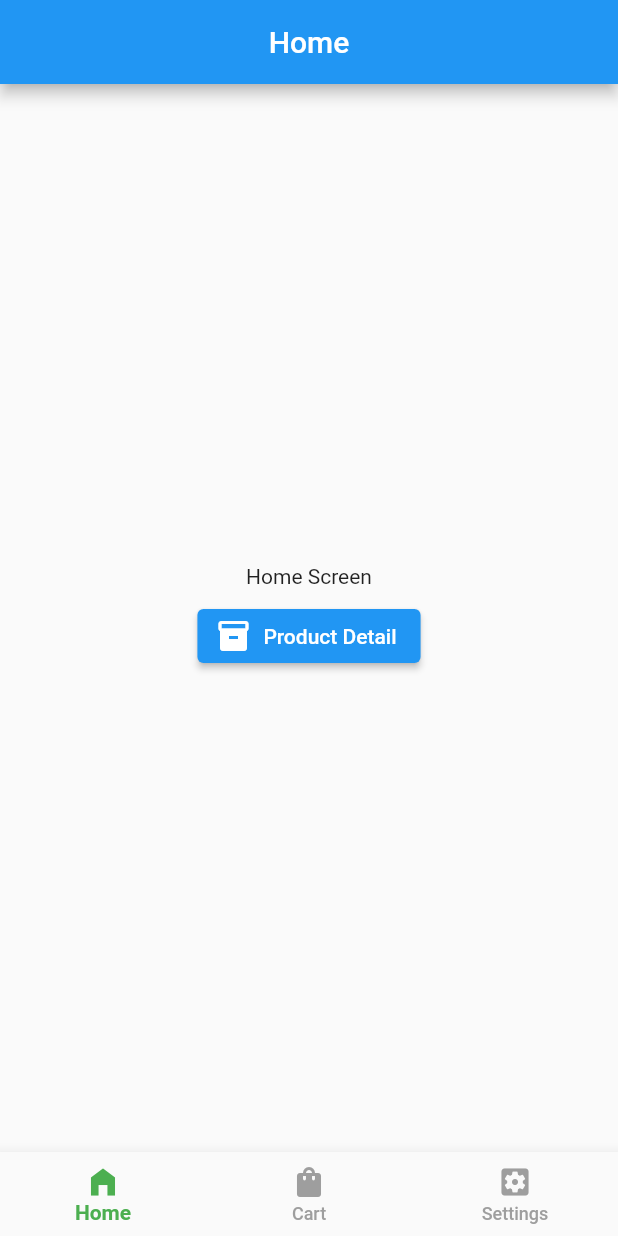
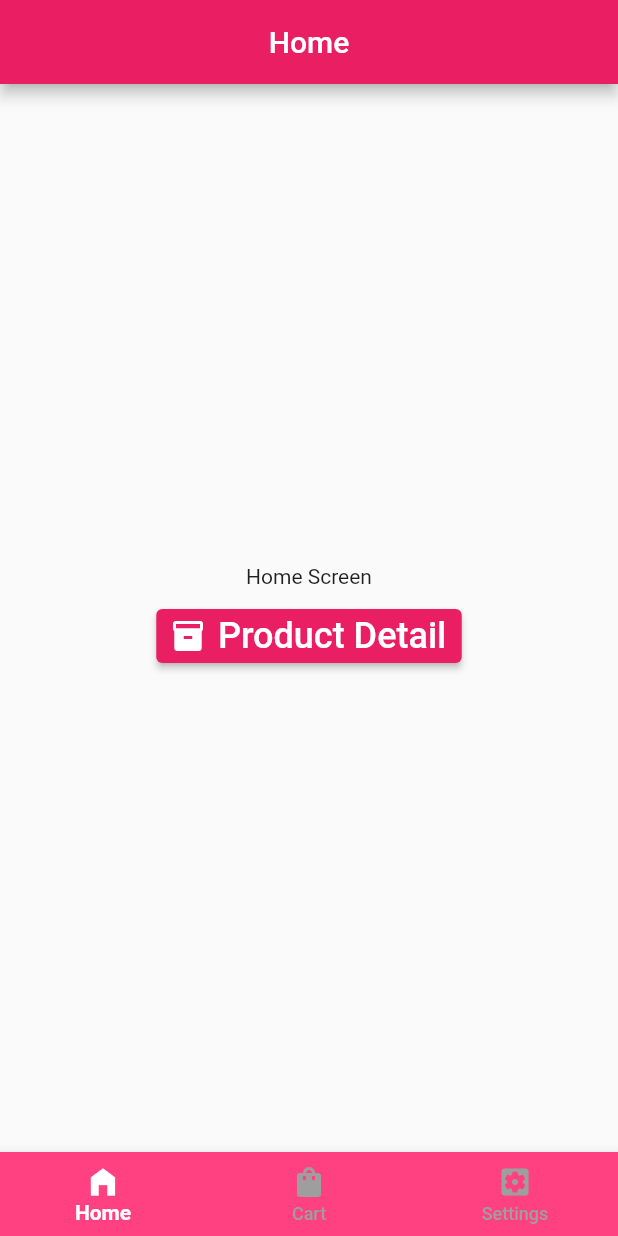
Before and after one commit to Daddy2054/ecomm_app, a Flutter app: the screen it shows after launch, after a tap on "Login", on a phone screen of 412 x 824 dp. Run offline on Flutter 3.47's test engine with Material 2 defaults, Android fonts, the phone set to English and light mode, and no system bars; our stand-ins replace connectivity_plus, dio, flutter_riverpod, flutter_secure_storage, freezed_annotation, go_router and 3 more; missing offline and left inert: dio_http_formatter, flutter_screen_lock; accounts and stored records are empty; generated files the repository leaves out were written again.

```diff
--- /dev/null
+++ b/lib/core/theme/app_theme.dart
@@ -0,0 +1,67 @@
+import 'package:ecomm_app/core/theme/theme_const.dart';
+import 'package:flutter/material.dart';
+
+mixin AppThemeMixin {
+  final lightTheme = ThemeData(
+    primarySwatch: Colors.pink,
+    brightness: Brightness.light,
+    bottomNavigationBarTheme: const BottomNavigationBarThemeData(
+      backgroundColor: Colors.pinkAccent,
+      selectedItemColor: Colors.white,
+      unselectedItemColor: Colors.grey,
+      showUnselectedLabels: true,
+      selectedLabelStyle: TextStyle(
+        color: Colors.white,
+        fontSize: 14,
+        fontWeight: FontWeight.w700,
+      ),
+      unselectedLabelStyle: TextStyle(
+        color: Colors.grey,
+        fontSize: 12,
+        fontWeight: FontWeight.w500,
+      ),
+    ),
+    textTheme: ThemeData.light().textTheme.copyWith(
+          labelLarge: const TextStyle(
+            fontSize: 24,
+            color: Colors.black,
+          ),
+        ),
+  );
+
+  final darkTheme = ThemeData(
+    colorScheme: const ColorScheme.dark().copyWith(
+      primary: Colors.amber,
+    ),
+    brightness: Brightness.dark,
+    bottomNavigationBarTheme: const BottomNavigationBarThemeData(
+      backgroundColor: Colors.black38,
+      selectedItemColor: Colors.white,
+      unselectedItemColor: Colors.grey,
+      showUnselectedLabels: true,
+      selectedLabelStyle: TextStyle(
+        color: Colors.white,
+        fontSize: 14,
+        fontWeight: FontWeight.w700,
+      ),
+      unselectedLabelStyle: TextStyle(
+        color: Colors.grey,
+        fontSize: 12,
+        fontWeight: FontWeight.w500,
+      ),
+    ),
+  );
+
+  ThemeMode currentTheme(String? theme) {
+    switch (theme) {
+      case null:
+        return ThemeMode.light;
+      case kLight:
+        return ThemeMode.light;
+      case kDark:
+        return ThemeMode.dark;
+      default:
+        return ThemeMode.system;
+    }
+  }
+}
--- /dev/null
+++ b/lib/core/theme/theme_const.dart
@@ -0,0 +1,3 @@
+const String kDark = 'dark';
+
+const String kLight = 'light';
--- a/lib/features/dashboard/presentation/ui/widget/bottom_navigation_widget.dart
+++ b/lib/features/dashboard/presentation/ui/widget/bottom_navigation_widget.dart
@@ -22,19 +22,7 @@ class _BottomNavigationWidgetState
     return BottomNavigationBar(
       currentIndex: index,
       onTap: (value) => _onItemTapped(value, ),
-      selectedItemColor: Colors.green,
-      unselectedItemColor: Colors.grey,
-      showUnselectedLabels: true,
-      selectedLabelStyle: const TextStyle(
-        color: Colors.green,
-        fontSize: 14,
-        fontWeight: FontWeight.w700,
-      ),
-      unselectedLabelStyle: const TextStyle(
-        color: Colors.grey,
-        fontSize: 12,
-        fontWeight: FontWeight.w500,
-      ),
+
       items: const [
         BottomNavigationBarItem(
           activeIcon: Icon(
--- a/lib/main_widget.dart
+++ b/lib/main_widget.dart
@@ -5,6 +5,8 @@ import 'package:ecomm_app/core/providers/app_background_state_provider.dart';
 import 'package:ecomm_app/core/providers/internet_connection_observer.dart';
 import 'package:ecomm_app/core/remote/network_service.dart';
 import 'package:ecomm_app/core/route/go_router_provider.dart';
+import 'package:ecomm_app/core/theme/app_theme.dart';
+import 'package:ecomm_app/core/theme/theme_const.dart';
 import 'package:ecomm_app/i18n/i18n.dart';
 import 'package:flutter/material.dart';
 /// auto generated after you run `flutter pub get`
@@ -19,7 +21,7 @@ class MainWidget extends ConsumerStatefulWidget {
   ConsumerState<MainWidget> createState() => _MainWidgetState();
 }
 
-class _MainWidgetState extends BaseConsumerState<MainWidget> {
+class _MainWidgetState extends BaseConsumerState<MainWidget> with AppThemeMixin{
   final GlobalKey<ScaffoldMessengerState> scaffoldMessengerKey = GlobalKey();
 
   @override
@@ -79,9 +81,9 @@ class _MainWidgetState extends BaseConsumerState<MainWidget> {
       ],
       supportedLocales: AppLocales.supportedLocales,
       locale: AppLocales.en.locale,
-      theme: ThemeData(
-        primarySwatch: Colors.blue,
-      ),
+      theme: lightTheme,
+      darkTheme: darkTheme,
+      themeMode: currentTheme(kLight),
       // home: isAppInBackground
       //     ? const ColoredBox(color: Colors.black)
       //     : const SettingScreen(),
```
